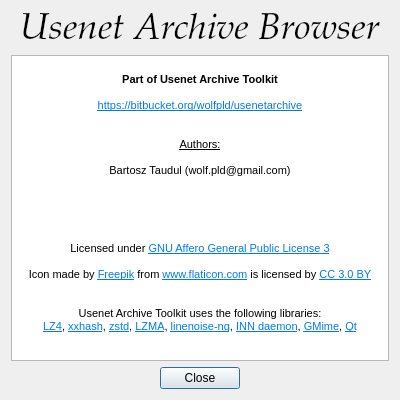
Above: browser/about.ui from wolfpld/usenetarchive before the change. Below: the same form after it.
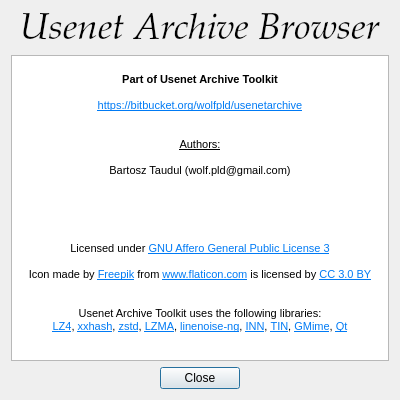
That is the form after the change.

Commit message: Add TIN to list of used programs.

The edit to the form file:
```diff
--- a/browser/about.ui
+++ b/browser/about.ui
@@ -71,7 +71,7 @@
 &lt;p align=&quot;center&quot; style=&quot;-qt-paragraph-type:empty; margin-top:0px; margin-bottom:0px; margin-left:0px; margin-right:0px; -qt-block-indent:0; text-indent:0px;&quot;&gt;&lt;br /&gt;&lt;/p&gt;
 &lt;p align=&quot;center&quot; style=&quot;-qt-paragraph-type:empty; margin-top:0px; margin-bottom:0px; margin-left:0px; margin-right:0px; -qt-block-indent:0; text-indent:0px;&quot;&gt;&lt;br /&gt;&lt;/p&gt;
 &lt;p align=&quot;center&quot; style=&quot; margin-top:0px; margin-bottom:0px; margin-left:0px; margin-right:0px; -qt-block-indent:0; text-indent:0px;&quot;&gt;Usenet Archive Toolkit uses the following libraries:&lt;/p&gt;
-&lt;p align=&quot;center&quot; style=&quot; margin-top:0px; margin-bottom:0px; margin-left:0px; margin-right:0px; -qt-block-indent:0; text-indent:0px;&quot;&gt;&lt;a href=&quot;https://github.com/Cyan4973/lz4&quot;&gt;&lt;span style=&quot; font-size:8pt; text-decoration: underline; color:#007af4;&quot;&gt;LZ4&lt;/span&gt;&lt;/a&gt;, &lt;a href=&quot;https://github.com/Cyan4973/xxHash&quot;&gt;&lt;span style=&quot; font-size:8pt; text-decoration: underline; color:#007af4;&quot;&gt;xxhash&lt;/span&gt;&lt;/a&gt;, &lt;a href=&quot;https://github.com/Cyan4973/zstd&quot;&gt;&lt;span style=&quot; font-size:8pt; text-decoration: underline; color:#007af4;&quot;&gt;zstd&lt;/span&gt;&lt;/a&gt;, &lt;a href=&quot;http://www.7-zip.org/sdk.html&quot;&gt;&lt;span style=&quot; font-size:8pt; text-decoration: underline; color:#007af4;&quot;&gt;LZMA&lt;/span&gt;&lt;/a&gt;, &lt;a href=&quot;https://github.com/arangodb/linenoise-ng&quot;&gt;&lt;span style=&quot; font-size:8pt; text-decoration: underline; color:#007af4;&quot;&gt;linenoise-ng&lt;/span&gt;&lt;/a&gt;, &lt;a href=&quot;https://www.eyrie.org/~eagle/software/inn/&quot;&gt;&lt;span style=&quot; font-size:8pt; text-decoration: underline; color:#007af4;&quot;&gt;INN daemon&lt;/span&gt;&lt;/a&gt;, &lt;a href=&quot;http://spruce.sourceforge.net/gmime/&quot;&gt;&lt;span style=&quot; font-size:8pt; text-decoration: underline; color:#007af4;&quot;&gt;GMime&lt;/span&gt;&lt;/a&gt;, &lt;a href=&quot;http://www.qt.io/&quot;&gt;&lt;span style=&quot; font-size:8pt; text-decoration: underline; color:#007af4;&quot;&gt;Qt&lt;/span&gt;&lt;/a&gt;&lt;/p&gt;&lt;/body&gt;&lt;/html&gt;</string>
+&lt;p align=&quot;center&quot; style=&quot; margin-top:0px; margin-bottom:0px; margin-left:0px; margin-right:0px; -qt-block-indent:0; text-indent:0px;&quot;&gt;&lt;a href=&quot;https://github.com/Cyan4973/lz4&quot;&gt;&lt;span style=&quot; font-size:8pt; text-decoration: underline; color:#007af4;&quot;&gt;LZ4&lt;/span&gt;&lt;/a&gt;, &lt;a href=&quot;https://github.com/Cyan4973/xxHash&quot;&gt;&lt;span style=&quot; font-size:8pt; text-decoration: underline; color:#007af4;&quot;&gt;xxhash&lt;/span&gt;&lt;/a&gt;, &lt;a href=&quot;https://github.com/Cyan4973/zstd&quot;&gt;&lt;span style=&quot; font-size:8pt; text-decoration: underline; color:#007af4;&quot;&gt;zstd&lt;/span&gt;&lt;/a&gt;, &lt;a href=&quot;http://www.7-zip.org/sdk.html&quot;&gt;&lt;span style=&quot; font-size:8pt; text-decoration: underline; color:#007af4;&quot;&gt;LZMA&lt;/span&gt;&lt;/a&gt;, &lt;a href=&quot;https://github.com/arangodb/linenoise-ng&quot;&gt;&lt;span style=&quot; font-size:8pt; text-decoration: underline; color:#007af4;&quot;&gt;linenoise-ng&lt;/span&gt;&lt;/a&gt;, &lt;a href=&quot;https://www.eyrie.org/~eagle/software/inn/&quot;&gt;&lt;span style=&quot; font-size:8pt; text-decoration: underline; color:#007af4;&quot;&gt;INN&lt;/span&gt;&lt;/a&gt;, &lt;a href=&quot;http://www.tin.org/&quot;&gt;&lt;span style=&quot; font-size:8pt; text-decoration: underline; color:#007af4;&quot;&gt;TIN&lt;/span&gt;&lt;/a&gt;, &lt;a href=&quot;http://spruce.sourceforge.net/gmime/&quot;&gt;&lt;span style=&quot; font-size:8pt; text-decoration: underline; color:#007af4;&quot;&gt;GMime&lt;/span&gt;&lt;/a&gt;, &lt;a href=&quot;http://www.qt.io/&quot;&gt;&lt;span style=&quot; font-size:8pt; text-decoration: underline; color:#007af4;&quot;&gt;Qt&lt;/span&gt;&lt;/a&gt;&lt;/p&gt;&lt;/body&gt;&lt;/html&gt;</string>
        </property>
        <property name="textInteractionFlags">
         <set>Qt::TextBrowserInteraction</set>
```
